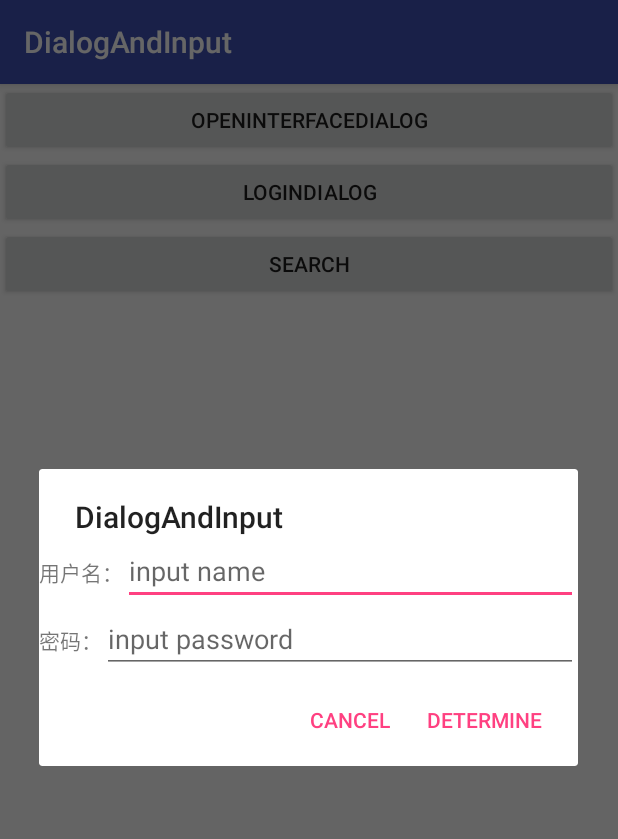
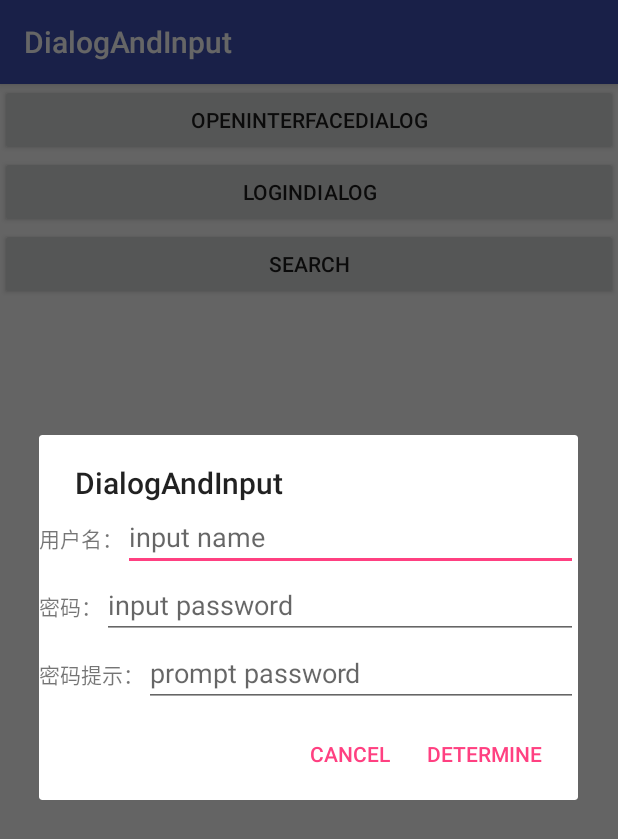
Before and after one commit to liguichao/DialogAndInput, an Android app: the screen it shows after launch (MainActivity), after a tap on "LOGINDIALOG", on a phone screen of 412 x 824 dp. Shown: the top 839 px of the screen. Run offline under Robolectric (Android 15) with nearby library versions, the phone set to English and light mode, and no system bars.

Commit message:
loginDialog的EditText横屏输入时不自动变全屏，loginDialog打开的对话框横竖屏切换时不退出

```diff
--- a/app/src/main/java/com/android/lgc/dialogandinput/MainActivity.java
+++ b/app/src/main/java/com/android/lgc/dialogandinput/MainActivity.java
@@ -1,6 +1,5 @@
 package com.android.lgc.dialogandinput;
 
-import android.content.Context;
 import android.content.DialogInterface;
 import android.support.v7.app.AlertDialog;
 import android.support.v7.app.AppCompatActivity;
@@ -9,13 +8,13 @@ import android.util.Log;
 import android.view.Gravity;
 import android.view.LayoutInflater;
 import android.view.View;
+import android.view.WindowManager;
+import android.view.inputmethod.EditorInfo;
 import android.widget.EditText;
 import android.widget.TextView;
-import android.widget.Toast;
 
 public class MainActivity extends AppCompatActivity {
     public static final String TAG = MainActivity.class.getSimpleName();
-    AlertDialog.Builder builder;
 
     @Override
     protected void onCreate(Bundle savedInstanceState) {
@@ -44,30 +43,39 @@ public class MainActivity extends AppCompatActivity {
         View viewGroup = LayoutInflater.from(MainActivity.this).inflate(R.layout.login_dialog, null);
         final EditText editTextAccount = (EditText) viewGroup.findViewById(R.id.editTextAccount);
         final EditText editTextPassword = (EditText) viewGroup.findViewById(R.id.editTextPassword);
+        final EditText editTextPasswordPrompt = (EditText) viewGroup.findViewById(R.id.editTextPasswordPrompt);
 
-        new AlertDialog.Builder(MainActivity.this)
-                .setTitle(getString(R.string.dialog_title))
-                .setView(viewGroup)
-                .setCancelable(false)//设置这个对话框不能被用户按[返回键]而取消掉
-                .setNegativeButton(getString(R.string.cancel), null)
-                .setPositiveButton(getString(R.string.confirm), new DialogInterface.OnClickListener() {
+        AlertDialog.Builder builder = new AlertDialog.Builder(this);
+        builder.setTitle(getString(R.string.dialog_title));
+        builder.setView(viewGroup);
+        builder.setCancelable(false);//设置这个对话框不能被用户按[返回键]而取消掉
+        builder.setNegativeButton(getString(R.string.cancel), null);
+        builder.setPositiveButton(getString(R.string.confirm), new DialogInterface.OnClickListener() {
             @Override
             public void onClick(DialogInterface dialogInterface, int i) {
                 String account = editTextAccount.getText().toString();
                 String password = editTextPassword.getText().toString();
+                String passwordPrompt = editTextPasswordPrompt.getText().toString();
                 Log.d(TAG, "account:" + account);
                 Log.d(TAG, "password:" + password);
+                Log.d(TAG, "passwordPrompt:" + passwordPrompt);
             }
-                })
-                .show();
+        });
+        AlertDialog alertDialog = builder.create();
+        alertDialog.show();
+        WindowManager.LayoutParams layoutParams = alertDialog.getWindow().getAttributes();
+//        layoutParams.width=350;//定义宽度
+//        layoutParams.height=300;//定义高度
+        alertDialog.getWindow().setAttributes(layoutParams);
     }
 
     public void searchDialog(View view) {
         final EditText editText = new EditText(this);
+        editText.setImeOptions(EditorInfo.IME_FLAG_NO_EXTRACT_UI);
         new AlertDialog.Builder(this)
                 .setTitle("搜索")
                 .setView(editText)
-                .setNegativeButton("取消",null)
+                .setNegativeButton("取消", null)
                 .setPositiveButton("确定", new DialogInterface.OnClickListener() {
                     @Override
                     public void onClick(DialogInterface dialogInterface, int i) {
--- a/app/src/main/res/layout/login_dialog.xml
+++ b/app/src/main/res/layout/login_dialog.xml
@@ -17,6 +17,7 @@
 
         <EditText
             android:id="@+id/editTextAccount"
+            android:imeOptions="flagNoExtractUi"
             android:layout_width="match_parent"
             android:layout_height="wrap_content"
             android:focusable="true"
@@ -36,9 +37,29 @@
 
         <EditText
             android:id="@+id/editTextPassword"
+            android:imeOptions="flagNoExtractUi"
             android:layout_width="match_parent"
             android:layout_height="wrap_content"
             android:hint="input password" />
     </LinearLayout>
 
+    <LinearLayout
+        android:layout_width="fill_parent"
+        android:layout_height="wrap_content"
+        android:orientation="horizontal">
+
+        <TextView
+            android:id="@+id/textViewPasswordPrompt"
+            android:layout_width="wrap_content"
+            android:layout_height="wrap_content"
+            android:text="密码提示：" />
+
+        <EditText
+            android:id="@+id/editTextPasswordPrompt"
+            android:imeOptions="flagNoExtractUi"
+            android:layout_width="match_parent"
+            android:layout_height="wrap_content"
+            android:hint="prompt password" />
+    </LinearLayout>
+
 </LinearLayout>
```
Lines whose indentation alone changed are shown as unchanged.
